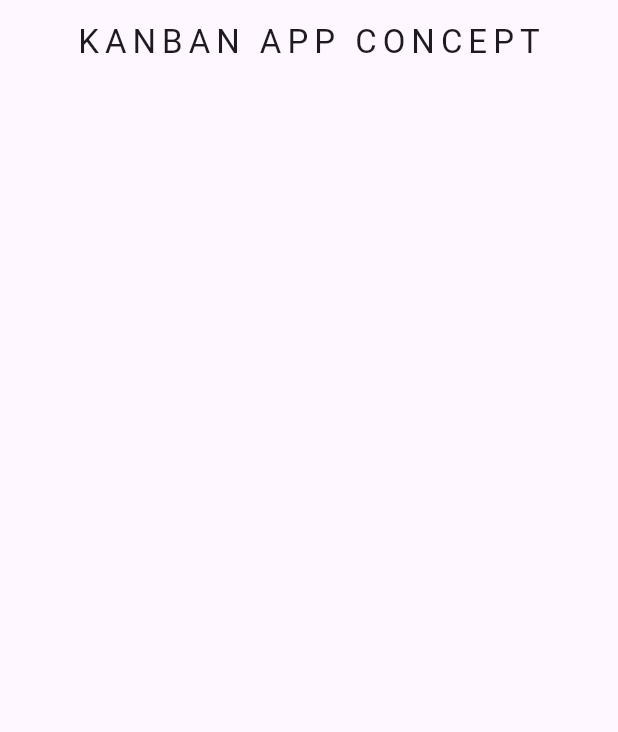
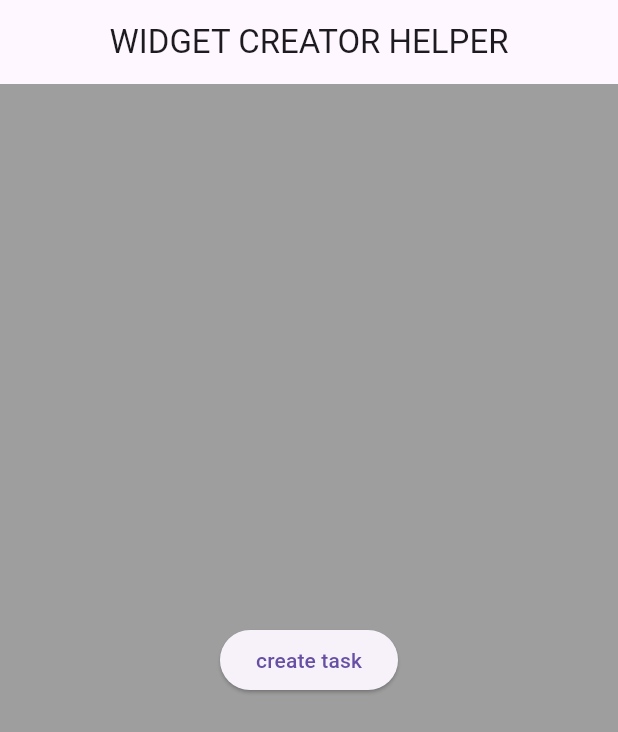
Before and after one commit to lucas-marianno/vida-a-dois, a Flutter app: the screen it shows after launch, on a phone screen of 412 x 824 dp. Shown: the top 732 px of the screen. Run offline on Flutter 3.47's test engine with Material 3 defaults, Android fonts, the phone set to English and light mode, and no system bars; our stand-ins replace cloud_firestore, firebase_core; accounts and stored records are empty; generated files the repository leaves out were written again.

Commit message:
create task from modal bottom sheet WIP

```diff
--- a/lib/features/kanban/data/remote/firestore_service.dart
+++ b/lib/features/kanban/data/remote/firestore_service.dart
@@ -1,22 +1,48 @@
 import 'package:cloud_firestore/cloud_firestore.dart';
+import 'package:kanban/core/constants/enum/task_status.dart';
 import 'package:kanban/core/constants/firebase/firebase_constants.dart';
+import 'package:kanban/features/kanban/domain/entities/task_entity.dart';
 
 abstract class FirestoreService {
-  static final _firestore = FirebaseFirestore.instance;
+  static final _firestoreMockCollection = FirebaseFirestore.instance
+      .collection(FireStoreConstants.mockKanbanCollection);
 
   static Stream<QuerySnapshot<Map<String, dynamic>>> getMockKanbanColumns() {
-    return _firestore
-        .collection(FireStoreConstants.mockKanbanCollection)
-        .orderBy('position')
-        .snapshots();
+    return _firestoreMockCollection.orderBy('position').snapshots();
   }
 
-  static Stream<QuerySnapshot<Map<String, dynamic>>> getMockColumnContent(
-      String columnId) {
-    return _firestore
-        .collection(FireStoreConstants.mockKanbanCollection)
-        .doc(columnId)
-        .collection('tasks')
-        .snapshots();
+  static Stream<List<Task>> getMockColumnContent(String columnId) {
+    return _columnReference(columnId)
+        .snapshots()
+        .map((snapshot) => snapshot.docs
+            .map(
+              (doc) => Task(
+                title: doc['title'],
+                status: TaskStatus.fromString(columnId),
+              ),
+            )
+            .toList());
   }
+
+  static void addTaskToColumn(Task task, String columnId) async {
+    // final String title;
+    // final String? description;
+    // final Person? assingnedTo;
+    // final TaskImportance taskImportance;
+    // final TaskStatus status;
+    // final Timestamp? dueDate;
+    // final Timestamp? createdDate;
+    await _columnReference(columnId).add({
+      'title': task.title,
+      'description': task.description,
+      'assingnedTo': task.assingnedTo,
+      'taskImportance': task.taskImportance.name,
+      'taskStatus': TaskStatus.fromString(columnId).name,
+      'dueDate': task.dueDate,
+      'createdDate': task.createdDate,
+    });
+  }
+
+  static CollectionReference _columnReference(String columnId) =>
+      _firestoreMockCollection.doc(columnId).collection('tasks');
 }
--- a/lib/features/kanban/domain/entities/task_entity.dart
+++ b/lib/features/kanban/domain/entities/task_entity.dart
@@ -1,20 +1,20 @@
+import 'package:cloud_firestore/cloud_firestore.dart';
+
 import 'person_entity.dart';
 
 import '../../../../core/constants/enum/task_importance.dart';
 import '../../../../core/constants/enum/task_status.dart';
 
 class Task {
-  final String? id;
   final String title;
   final String? description;
   final Person? assingnedTo;
   final TaskImportance taskImportance;
   final TaskStatus status;
-  final DateTime? dueDate;
-  final DateTime? createdDate;
+  final Timestamp? dueDate;
+  final Timestamp? createdDate;
 
   const Task({
-    this.id,
     required this.title,
     this.description,
     this.assingnedTo,
@@ -23,4 +23,14 @@ class Task {
     this.dueDate,
     this.createdDate,
   });
+
+  static List<String> get atributes => [
+        'title',
+        'description',
+        'assingnedTo',
+        'taskImportance',
+        'status',
+        'dueDate',
+        'createdDate',
+      ];
 }
--- a/lib/features/kanban/presentation/widgets/kanban_column.dart
+++ b/lib/features/kanban/presentation/widgets/kanban_column.dart
@@ -1,12 +1,15 @@
 import 'package:flutter/material.dart';
+import 'package:kanban/features/kanban/domain/entities/task_entity.dart';
 import 'package:kanban/features/kanban/presentation/widgets/kanban_column_title.dart';
+import 'column_task_list.dart';
 import 'kanban_add_task_button.dart';
-import 'kanban_column_streambuilder.dart';
 
 class KanbanColumn extends StatelessWidget {
   final String columnId;
+  final List<Task> taskList;
   const KanbanColumn({
     required this.columnId,
+    required this.taskList,
     super.key,
   });
 
@@ -26,7 +29,7 @@ class KanbanColumn extends StatelessWidget {
       child: Column(
         children: [
           KanbanColumnTitle(columnId: columnId),
-          KanbanColumnStreamBuilder(columnId: columnId, width: width),
+          KanbanTaskList(taskList: taskList, width: width),
           KanbanAddTaskButton(columnId: columnId),
         ],
       ),
--- a/lib/home_page.dart
+++ b/lib/home_page.dart
@@ -1,12 +1,32 @@
 import 'package:flutter/material.dart';
+import 'package:kanban/features/kanban/presentation/widgets/create_task_form.dart';
 
-import 'features/kanban/presentation/pages/kanban_page.dart';
+// import 'features/kanban/presentation/pages/kanban_page.dart';
 
 class HomePage extends StatelessWidget {
   const HomePage({super.key});
 
   @override
   Widget build(BuildContext context) {
-    return const KanbanPage();
+    return const WidgetCreatorHelper();
+    // return const KanbanPage();
   }
 }
+
+class WidgetCreatorHelper extends StatelessWidget {
+  const WidgetCreatorHelper({super.key});
+
+  @override
+  Widget build(BuildContext context) {
+    return Material(
+      child: Scaffold(
+        backgroundColor: Colors.grey,
+        appBar: AppBar(
+          title: Text('widget creator helper'.toUpperCase()),
+          centerTitle: true,
+        ),
+        body: const Center(child: CreateTaskForm()),
+      ),
+    );
+  }
+}
```
Also changed, not shown: lib/core/constants/enum/task_status.dart (+4 -17 lines), lib/features/kanban/presentation/pages/kanban_page.dart (+13 -3 lines), lib/features/kanban/presentation/widgets/column_task_list.dart (added, +51 -0 lines), lib/features/kanban/presentation/widgets/create_task_form.dart (added, +67 -0 lines), lib/features/kanban/presentation/widgets/kanban_column_streambuilder.dart (deleted, +0 -73 lines).
